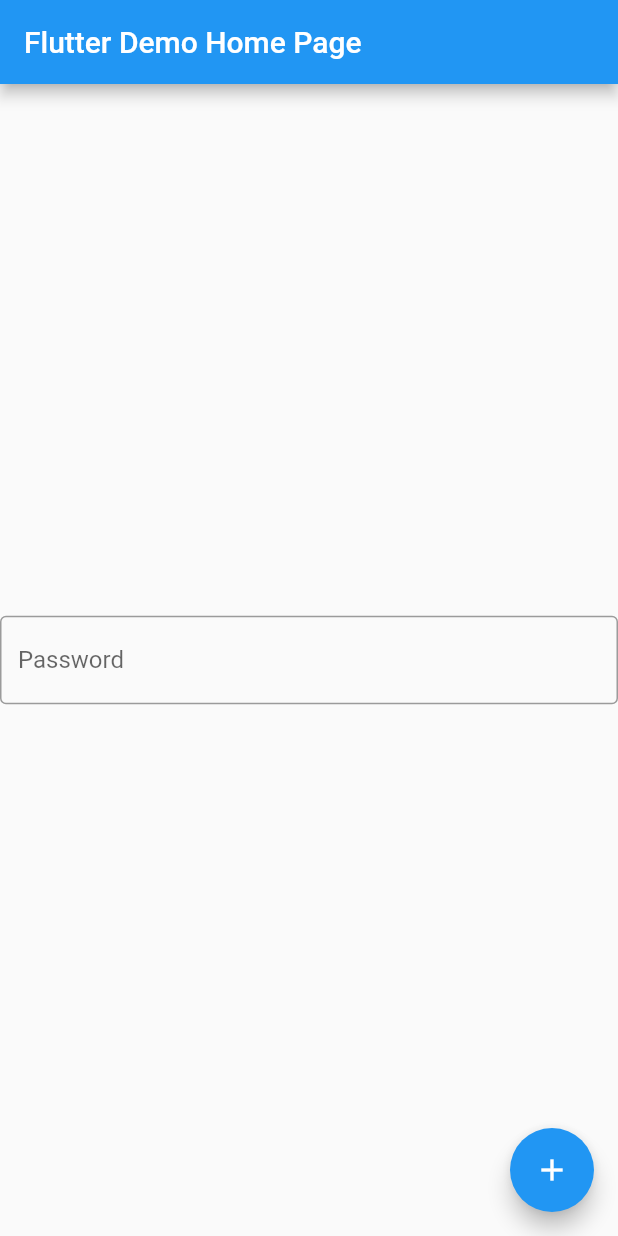
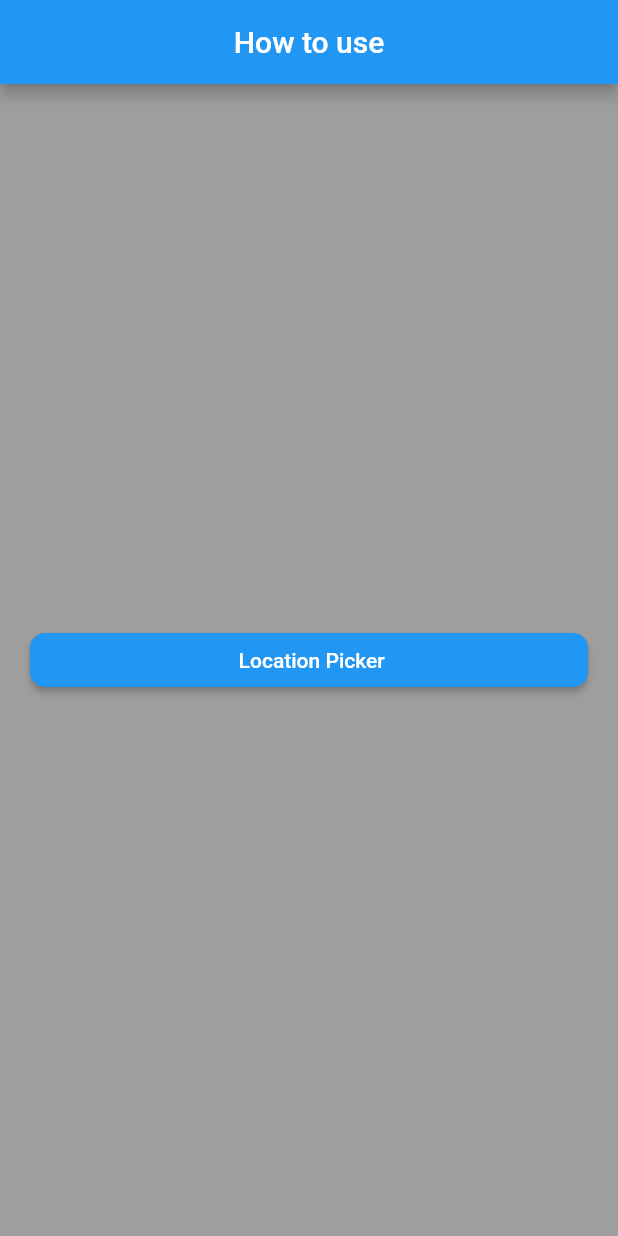
Before and after one commit to emilyso-99/biohacks_2021, a Flutter app: the screen it shows after launch, after a tap on the "add" icon, on a phone screen of 412 x 824 dp. Run offline on Flutter 3.47's test engine with Material 2 defaults, Android fonts, the phone set to English and light mode, and no system bars; missing offline and left inert: nominatim_location_picker.

Commit message:
addding location

```diff
--- /dev/null
+++ b/biohacks_2021/lib/location.dart
@@ -0,0 +1,122 @@
+import 'package:flutter/material.dart';
+import 'package:nominatim_location_picker/nominatim_location_picker.dart';
+//import 'package:flutter_map/flutter_map.dart';
+
+class Locator extends StatelessWidget {
+  @override
+  Widget build(BuildContext context) {
+    return MaterialApp(
+      theme: ThemeData(
+          primarySwatch: Colors.blue, primaryColorBrightness: Brightness.dark),
+      home: MyHomePage(title: 'Example of usage'),
+    );
+  }
+}
+
+class MyHomePage extends StatefulWidget {
+  MyHomePage({Key key, this.title}) : super(key: key);
+
+  final String title;
+
+  @override
+  _MyHomePageState createState() => _MyHomePageState();
+}
+
+class _MyHomePageState extends State<MyHomePage> {
+  Map _pickedLocation;
+  var _pickedLocationText;
+
+  Future getLocationWithNominatim() async {
+    Map result = await showDialog(
+        context: context,
+        builder: (BuildContext ctx) {
+          return NominatimLocationPicker(
+            searchHint: 'Search',
+            awaitingForLocation: "Finding Location",
+          );
+        });
+    if (result != null) {
+      setState(() => _pickedLocation = result);
+    } else {
+      return;
+    }
+  }
+
+  RaisedButton nominatimButton(Color color, String name) {
+    return RaisedButton(
+      color: color,
+      onPressed: () async {
+        await getLocationWithNominatim();
+      },
+      textColor: Colors.white,
+      child: Center(
+        child: Text(name),
+      ),
+      shape: RoundedRectangleBorder(borderRadius: BorderRadius.circular(10.0)),
+    );
+  }
+
+  RaisedButton mapBoxButton(Color color, String name) {
+    return RaisedButton(
+      color: color,
+      onPressed: () {
+        Navigator.push(
+          context,
+          MaterialPageRoute(builder: (context) => getLocationWithMapBox()),
+        );
+      },
+      textColor: Colors.white,
+      child: Center(
+        child: Text(name),
+      ),
+      shape: RoundedRectangleBorder(borderRadius: BorderRadius.circular(10.0)),
+    );
+  }
+
+  Widget getLocationWithMapBox() {
+    return MapBoxLocationPicker(
+      popOnSelect: true,
+      apiKey: "YOUR API KEY",
+      limit: 10,
+      language: 'pt',
+      country: 'br',
+      searchHint: 'Pesquisar',
+      awaitingForLocation: "Procurando por sua localização",
+      onSelected: (place) {
+        setState(() {
+          _pickedLocationText = place.geometry
+              .coordinates; // Example of how to call the coordinates after using the Mapbox Location Picker
+          print(_pickedLocationText);
+        });
+      },
+      context: context,
+    );
+  }
+
+  Widget appBar() {
+    return AppBar(
+      centerTitle: true,
+      title: Text('How to use'),
+    );
+  }
+
+  Widget body(BuildContext context) {
+    return Column(
+      mainAxisAlignment: MainAxisAlignment.center,
+      children: <Widget>[
+        Padding(
+          padding: EdgeInsets.fromLTRB(20, 0, 20, 0),
+          child: _pickedLocation != null
+              ? Center(child: Text("$_pickedLocation"))
+              : nominatimButton(Colors.blue, ' Location Picker'),
+        ),
+      ],
+    );
+  }
+
+  @override
+  Widget build(BuildContext context) {
+    return Scaffold(
+        backgroundColor: Colors.grey, appBar: appBar(), body: body(context));
+  }
+}
--- a/biohacks_2021/lib/main.dart
+++ b/biohacks_2021/lib/main.dart
@@ -1,3 +1,4 @@
+import 'package:biohacks_2021/location.dart';
 import 'package:flutter/material.dart';
 
 void main() {
@@ -77,14 +78,19 @@ class _MyHomePageState extends State<MyHomePage> {
           // Center is a layout widget. It takes a single child and positions it
           // in the middle of the parent.
           child: TextField(
-        obscureText: true,
+        keyboardType: TextInputType.multiline,
         decoration: InputDecoration(
           border: OutlineInputBorder(),
           labelText: 'Password',
         ),
+        minLines: 4,
+        maxLines: 6,
       )),
       floatingActionButton: FloatingActionButton(
-        onPressed: _incrementCounter,
+        onPressed: () {
+          Navigator.push(context,
+              new MaterialPageRoute(builder: (context) => new Locator()));
+        },
         tooltip: 'Increment',
         child: Icon(Icons.add),
       ), // This trailing comma makes auto-formatting nicer for build methods.
--- a/biohacks_2021/pubspec.yaml
+++ b/biohacks_2021/pubspec.yaml
@@ -23,7 +23,7 @@ environment:
 dependencies:
   flutter:
     sdk: flutter
-
+  nominatim_location_picker: ^0.1.0+7
 
   # The following adds the Cupertino Icons font to your application.
   # Use with the CupertinoIcons class for iOS style icons.
```
Also changed, not shown: biohacks_2021/pubspec.lock.
